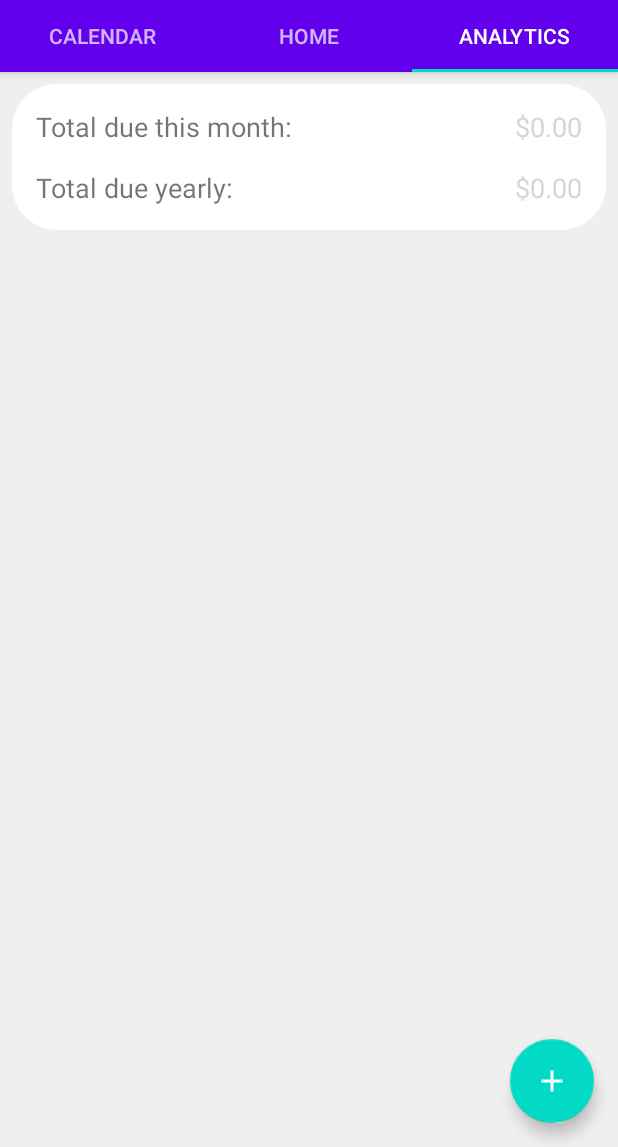
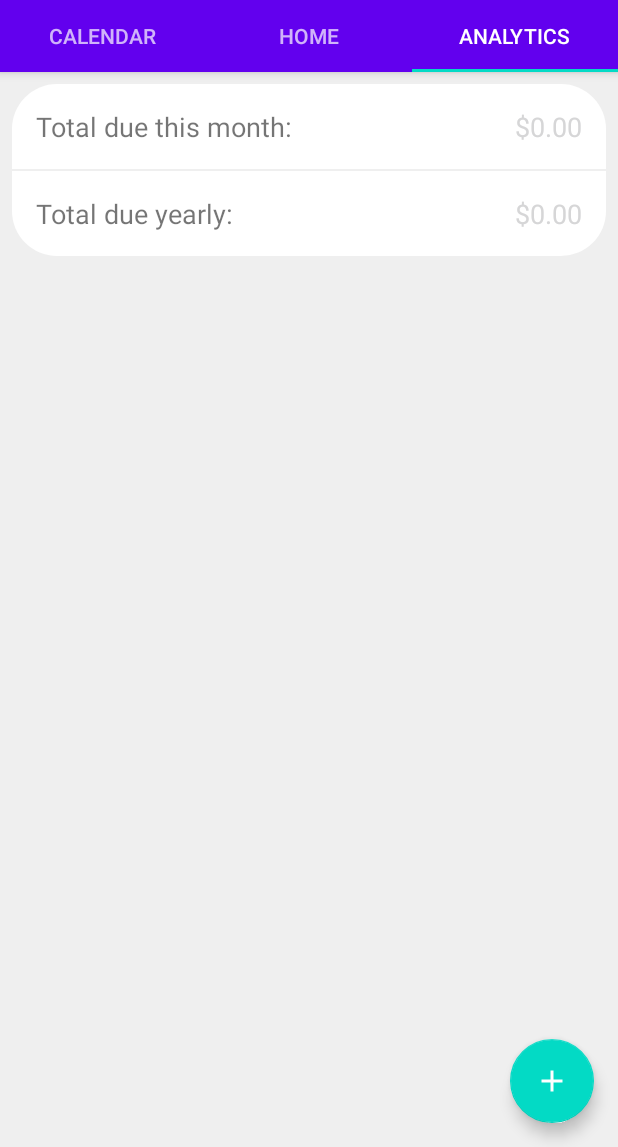
Before and after one commit to mpagliaro98/my-subscriptions, an Android app: the screen it shows after launch (MainActivity), tab 3 chosen, on a phone screen of 412 x 824 dp, the part 89-1236 px from its top. Run offline under Robolectric (Android 15) with nearby library versions, the phone set to English and light mode, and no system bars; 1 statement that could not run was skipped.

Commit message:
Added a horizontal divide between analytics.

```diff
--- a/app/src/main/res/layout/fragment_analytics_tab.xml
+++ b/app/src/main/res/layout/fragment_analytics_tab.xml
@@ -61,6 +61,16 @@
                     app:layout_constraintStart_toEndOf="@+id/analytics_text_thismonth"
                     app:layout_constraintTop_toTopOf="@+id/analytics_text_thismonth" />
 
+                <View
+                    android:id="@+id/horizontal1"
+                    android:layout_width="0dp"
+                    android:layout_height="1dp"
+                    android:layout_marginTop="16dp"
+                    android:background="@color/colorLightGreyBG"
+                    app:layout_constraintEnd_toEndOf="parent"
+                    app:layout_constraintStart_toStartOf="parent"
+                    app:layout_constraintTop_toBottomOf="@+id/analytics_text_thismonth" />
+
                 <TextView
                     android:id="@+id/analytics_text_yearly"
                     android:layout_width="0dp"
@@ -73,7 +83,7 @@
                     android:textSize="18sp"
                     app:layout_constraintBottom_toBottomOf="parent"
                     app:layout_constraintStart_toStartOf="parent"
-                    app:layout_constraintTop_toBottomOf="@+id/analytics_text_thismonth" />
+                    app:layout_constraintTop_toBottomOf="@+id/horizontal1" />
 
                 <TextView
                     android:id="@+id/analytics_data_yearly"
```
